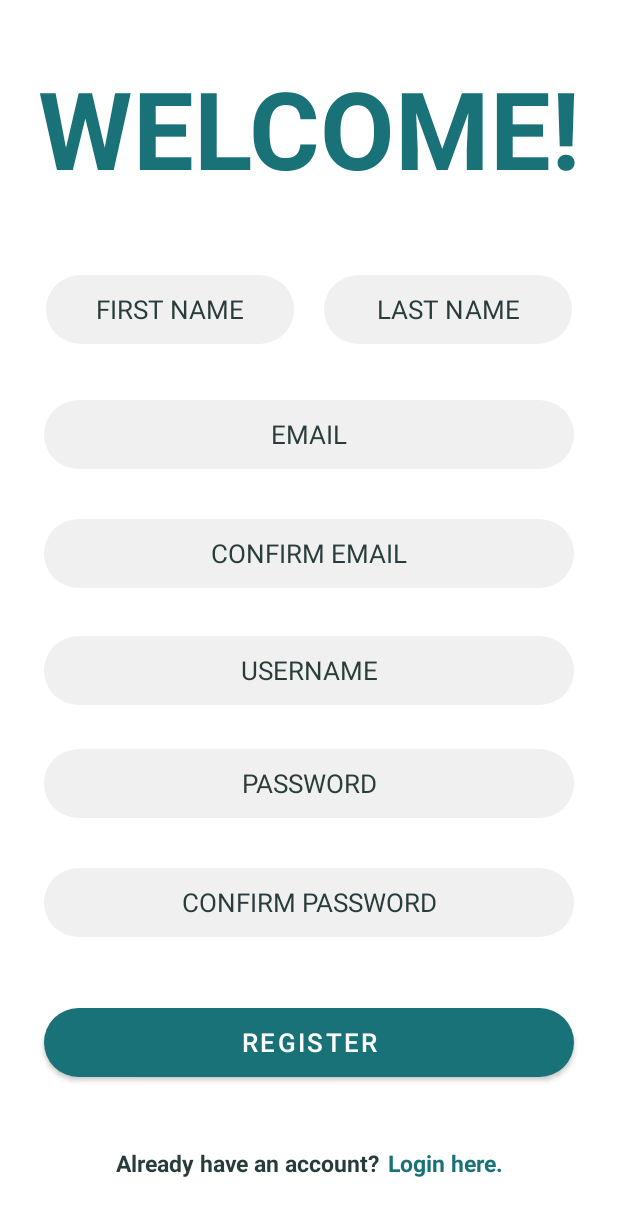
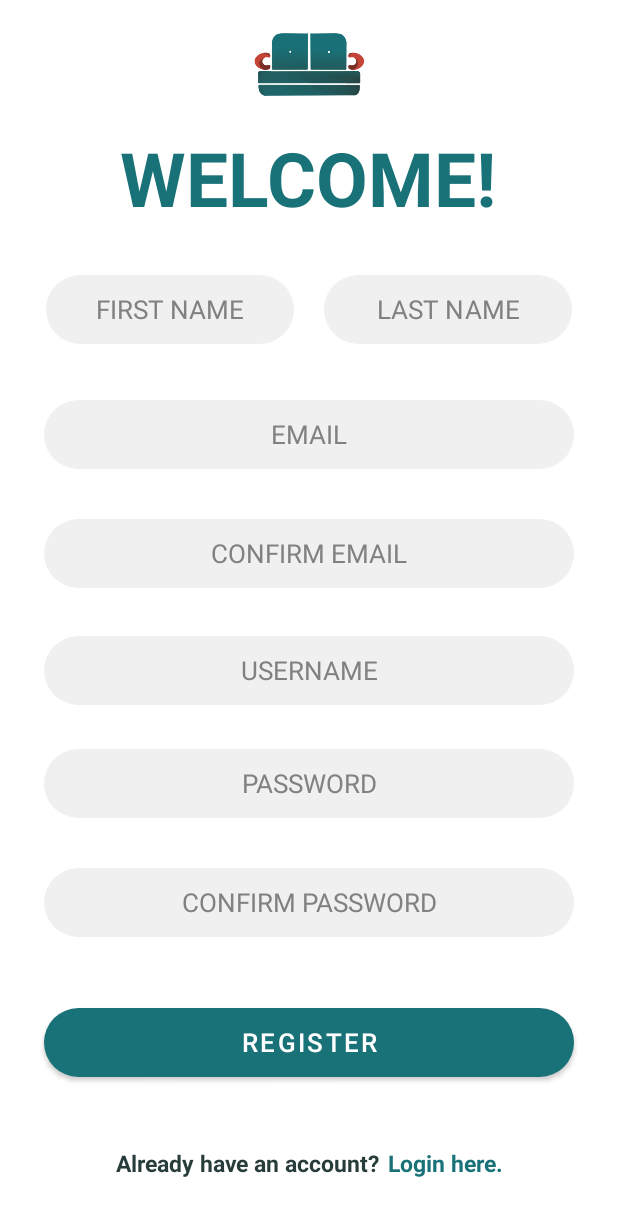
Before and after one commit to nooralyasiri/CSE3311_AndroidApp, an Android app: the Registration screen opened directly, with no data from a screen before it, on a phone screen of 412 x 824 dp. Shown: the top 1216 px of the screen. Run offline under Robolectric (Android 15) with nearby library versions, the light colour scheme and no system bars; our stand-ins replace Firebase (no records; nobody signed in at launch, a user with empty details on screens opened directly).

Commit message:
login/registration ui changes

```diff
--- a/app/src/main/res/layout/activity_login.xml
+++ b/app/src/main/res/layout/activity_login.xml
@@ -19,7 +19,7 @@
         android:hint="USERNAME"
         android:inputType="text"
         android:textColor="#283D3B"
-        android:textColorHint="#283D3B"
+        android:textColorHint="#818181"
         android:textSize="18sp"
         app:layout_constraintBottom_toBottomOf="parent"
         app:layout_constraintEnd_toEndOf="parent"
@@ -41,7 +41,7 @@
         android:hint="PASSWORD"
         android:inputType="textPassword"
         android:textColor="#283D3B"
-        android:textColorHint="#283D3B"
+        android:textColorHint="#818181"
         android:textSize="18sp"
         app:layout_constraintBottom_toBottomOf="parent"
         app:layout_constraintEnd_toEndOf="parent"
--- a/app/src/main/res/layout/activity_registration.xml
+++ b/app/src/main/res/layout/activity_registration.xml
@@ -12,13 +12,14 @@
         android:layout_height="wrap_content"
         android:text="WELCOME!"
         android:textColor="@color/purple_500"
-        android:textSize="72dp"
+        android:textSize="50dp"
         android:textStyle="bold"
         app:layout_constraintBottom_toBottomOf="parent"
         app:layout_constraintEnd_toEndOf="parent"
+        app:layout_constraintHorizontal_bias="0.496"
         app:layout_constraintStart_toStartOf="parent"
         app:layout_constraintTop_toTopOf="parent"
-        app:layout_constraintVertical_bias="0.05" />
+        app:layout_constraintVertical_bias="0.112" />
 
     <EditText
         android:id="@+id/firstName"
@@ -34,7 +35,7 @@
         android:hint="FIRST NAME"
         android:inputType="text"
         android:textColor="#283D3B"
-        android:textColorHint="#283D3B"
+        android:textColorHint="#818181"
         android:textSize="17sp"
         app:layout_constraintBottom_toBottomOf="parent"
         app:layout_constraintEnd_toStartOf="@+id/lastName"
@@ -57,7 +58,7 @@
         android:hint="LAST NAME"
         android:inputType="text"
         android:textColor="#283D3B"
-        android:textColorHint="#283D3B"
+        android:textColorHint="#818181"
         android:textSize="17sp"
         app:layout_constraintBottom_toBottomOf="parent"
         app:layout_constraintEnd_toEndOf="parent"
@@ -79,7 +80,7 @@
         android:hint="EMAIL"
         android:inputType="text"
         android:textColor="#283D3B"
-        android:textColorHint="#283D3B"
+        android:textColorHint="#818181"
         android:textSize="17sp"
         app:layout_constraintBottom_toBottomOf="parent"
         app:layout_constraintEnd_toEndOf="parent"
@@ -100,7 +101,7 @@
         android:hint="CONFIRM EMAIL"
         android:inputType="text"
         android:textColor="#283D3B"
-        android:textColorHint="#283D3B"
+        android:textColorHint="#818181"
         android:textSize="17sp"
         app:layout_constraintBottom_toBottomOf="parent"
         app:layout_constraintEnd_toEndOf="parent"
@@ -121,7 +122,7 @@
         android:hint="USERNAME"
         android:inputType="text"
         android:textColor="#283D3B"
-        android:textColorHint="#283D3B"
+        android:textColorHint="#818181"
         android:textSize="17sp"
         app:layout_constraintBottom_toBottomOf="parent"
         app:layout_constraintEnd_toEndOf="parent"
@@ -142,7 +143,7 @@
         android:hint="PASSWORD"
         android:inputType="textPassword"
         android:textColor="#283D3B"
-        android:textColorHint="#283D3B"
+        android:textColorHint="#818181"
         android:textSize="17sp"
         app:layout_constraintBottom_toBottomOf="parent"
         app:layout_constraintEnd_toEndOf="parent"
@@ -163,7 +164,7 @@
         android:hint="CONFIRM PASSWORD"
         android:inputType="textPassword"
         android:textColor="#283D3B"
-        android:textColorHint="#283D3B"
+        android:textColorHint="#818181"
         android:textSize="17sp"
         app:layout_constraintBottom_toBottomOf="parent"
         app:layout_constraintEnd_toEndOf="parent"
@@ -217,5 +218,14 @@
         app:layout_constraintTop_toTopOf="parent"
         app:layout_constraintVertical_bias="0.953" />
 
+    <ImageView
+        android:id="@+id/imageView3"
+        android:layout_width="102dp"
+        android:layout_height="86dp"
+        app:layout_constraintEnd_toEndOf="parent"
+        app:layout_constraintStart_toStartOf="parent"
+        app:srcCompat="@drawable/logo"
+        tools:layout_editor_absoluteY="0dp" />
+
 
 </androidx.constraintlayout.widget.ConstraintLayout>
```
